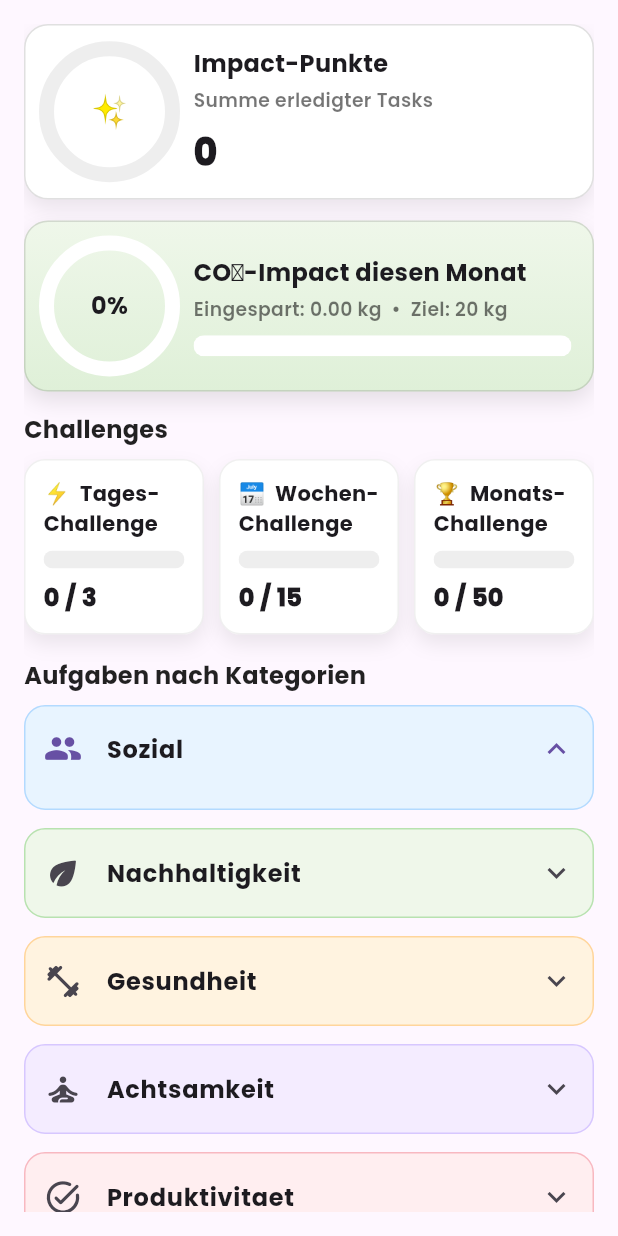
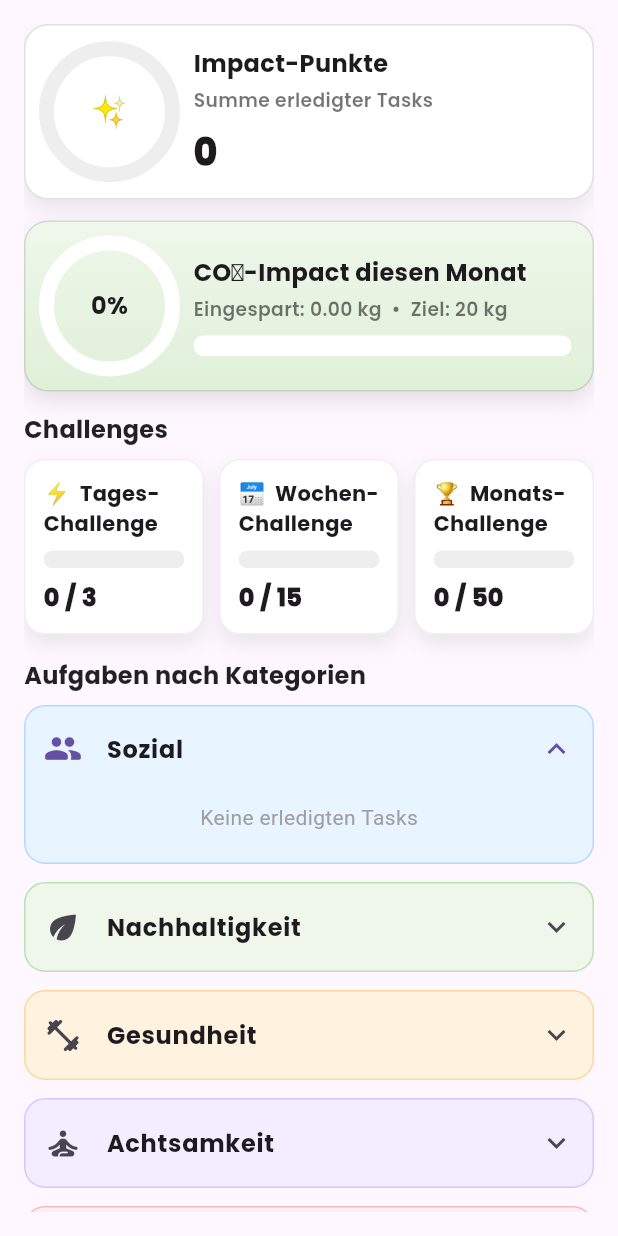
Before and after one commit to WannaChry/Daily-Good, a Flutter app: the ActivityPage widget shown alone on an empty page, opened directly with empty values, after a tap on "Sozial", on a phone screen of 412 x 824 dp. Run offline on Flutter 3.47's test engine with Material 3 defaults, Android fonts, the phone set to English and light mode, and no system bars; our stand-ins replace cloud_firestore, firebase_auth, firebase_core, firebase_storage, flutter_svg, google_fonts and 1 more; accounts and stored records are empty; network calls fail; project files that could hold a hidden picture were left out.

Commit message:
26.09 - erledigten Tasks aus Firestore werden in die App geladen und in Kategorein angezeigt

```diff
--- a/lib/pages/home/home.dart
+++ b/lib/pages/home/home.dart
@@ -107,7 +107,7 @@ class _HomePageState extends State<HomePage> {
           _goalsPage,                               // Tab 1
           ActivityPage(
               totalPoints: _totalPoints,
-            tasks: [],),  // Tab 2
+            tasks: widget.tasks,),  // Tab 2
           const CommunityPage(),                    // Tab 3
           ProfilePage(totalPoints: _totalPoints),   // Tab 4
         ],
--- a/lib/pages/home/services/task_service.dart
+++ b/lib/pages/home/services/task_service.dart
@@ -1,5 +1,6 @@
 // lib/services/task_service.dart
 import 'package:cloud_firestore/cloud_firestore.dart';
+import 'package:collection/collection.dart';
 import 'package:firebase_auth/firebase_auth.dart';
 import 'package:studyproject/pages/models/task.dart';
 
@@ -29,9 +30,9 @@ class TaskService {
 
       await ref.set({
         'id': task.id,
-        //'title': task.title,
-        //'points': task.points,
-        //'co2kg': task.co2kg,
+        'category': task.category,
+        'points': task.points,
+        'co2kg': task.co2kg,
         'completedAt': FieldValue.serverTimestamp(),
       });
 
@@ -56,4 +57,36 @@ class TaskService {
 
     return doc.exists;
   }
+  Future<void> uncompleteTask(Task task) async {
+    final user = _auth.currentUser;
+    if (user == null) return;
+
+    task.isCompleted = false;
+
+    await _firestore
+        .collection('users')
+        .doc(user.uid)
+        .collection('completedTasks')
+        .doc(task.id)
+        .delete();
+  }
+
+  Future<void> loadCompletedTasks(List<Task> allTasks) async {
+    final user = _auth.currentUser;
+    if (user == null) return;
+
+    final snapshot = await _firestore
+        .collection('users')
+        .doc(user.uid)
+        .collection('completedTasks')
+        .get();
+
+    for (var doc in snapshot.docs) {
+      final task = allTasks.firstWhereOrNull((t) => t.id == doc.id);
+      if (task != null) {
+        task.isCompleted = true;
+      }
+    }
+  }
+
 }
--- a/lib/pages/home/tasks/goals_page.dart
+++ b/lib/pages/home/tasks/goals_page.dart
@@ -83,10 +83,13 @@ class GoalsPageState extends State<GoalsPage>
     setState(() {
       if (_completed.contains(i)) {
         _completed.remove(i);
+        task.isCompleted = false; // Task wird wieder unerledigt
       } else {
         _completed.add(i);
+        task.isCompleted = true;  // Task erledigt markieren
       }
     });
+
     final after = _truePoints;
     _animatePoints(before, after);
 
@@ -139,7 +142,7 @@ class GoalsPageState extends State<GoalsPage>
                   onTapDown: (details) => _tapPos = details.globalPosition,
                   onTap: () => _toggleTask(i),
                   child: Card(
-                    color: isDone ? Colors.green[100] : categoryTheme.color, // Farbe nach Kategorie
+                    color: isDone ? Colors.green[300] : categoryTheme.color, // Farbe nach Kategorie
                     shape: RoundedRectangleBorder(
                       side: BorderSide(color: categoryTheme.border, width: 1), // optionaler Border
                       borderRadius: BorderRadius.circular(8),
--- a/lib/pages/second_page/activity_page.dart
+++ b/lib/pages/second_page/activity_page.dart
@@ -1,6 +1,7 @@
 import 'package:flutter/material.dart';
 import 'package:flutter/services.dart';
 import 'package:google_fonts/google_fonts.dart';
+import 'package:studyproject/pages/home/services/task_service.dart';
 
 //models
 import 'package:studyproject/pages/models/task.dart';
@@ -17,7 +18,12 @@ import 'package:studyproject/pages/second_page/subpages/challenge_row.dart';
 import 'package:studyproject/pages/constants/goals.dart';
 
 class ActivityPage extends StatefulWidget {
-  const ActivityPage({super.key, required this.totalPoints, required this.tasks,});
+  const ActivityPage({
+    super.key,
+    required this.totalPoints,
+    required this.tasks,
+  });
+
   final int totalPoints;
   final List<Task> tasks;
 
@@ -26,8 +32,9 @@ class ActivityPage extends StatefulWidget {
 }
 
 class _ActivityPageState extends State<ActivityPage> {
-
-  final List<Task> _tasks = []; // aktuell leer, später kannst du echte Daten laden
+  final List<Task> _tasks =
+      []; // aktuell leer, später kannst du echte Daten laden
+  final TaskService _taskService = TaskService();
 
   // ---------- Helpers ----------
   List<Task> get _completedTasks =>
@@ -39,17 +46,24 @@ class _ActivityPageState extends State<ActivityPage> {
   double get _savedCo2Kg =>
       _completedTasks.fold<double>(0.0, (sum, t) => sum + t.co2kg);
 
+  // Innerhalb von _ActivityPageState
+
   Map<Task_category, List<Task>> get _byCategory {
     final map = <Task_category, List<Task>>{};
-    for (final t in _completedTasks) {
-      map.putIfAbsent(t.category, () => []).add(t);
+    for (final t in widget.tasks.where((t) => t.isCompleted)) {
+      map.putIfAbsent(t.category, () => []);
+      if (!map[t.category]!.any((existing) => existing.id == t.id)) {
+        map[t.category]!.add(t);
+      }
     }
     return map;
   }
 
   // aktuell simple Zählung (später per Datum)
   int get _dailyProgress => _completedTasks.length;
+
   int get _weeklyProgress => _completedTasks.length;
+
   int get _monthlyProgress => _completedTasks.length;
 
   void _toggleTask(Task t) {
@@ -79,6 +93,16 @@ class _ActivityPageState extends State<ActivityPage> {
   void dispose() {
     _suggestCtrl.dispose();
     super.dispose();
+  }
+
+  @override
+  void initState() {
+    super.initState();
+
+    // erledigte Tasks laden und UI aktualisieren
+    _taskService.loadCompletedTasks(widget.tasks).then((_) {
+      setState(() {});
+    });
   }
 
   @override
@@ -129,11 +153,19 @@ class _ActivityPageState extends State<ActivityPage> {
           Text('Aufgaben nach Kategorien', style: textTitle),
           const SizedBox(height: 8),
           ...Task_category.values.map((category) {
-            final theme = CategoryTheme.themes[category] ??
-                const CategoryTheme(color: Colors.white, border: Colors.black12, icon: Icons.category_rounded);
+            final theme =
+                CategoryTheme.themes[category] ??
+                const CategoryTheme(
+                  color: Colors.white,
+                  border: Colors.black12,
+                  icon: Icons.category_rounded,
+                );
+
+            final tasksInCategory = _byCategory[category] ?? [];
+
             return CategorySection(
               name: category.name,
-              tasks: _completedTasks.where((t) => t.category == category).toList(),
+              tasks: tasksInCategory,
               onToggle: _toggleTask,
               theme: theme,
             );
@@ -144,10 +176,7 @@ class _ActivityPageState extends State<ActivityPage> {
           // ---------- Eigene Aufgaben vorschlagen ----------
           Text('Eigene Aufgaben vorschlagen', style: textTitle),
           const SizedBox(height: 8),
-          SuggestCard(
-            controller: _suggestCtrl,
-            onSubmit: _submitSuggestion,
-          ),
+          SuggestCard(controller: _suggestCtrl, onSubmit: _submitSuggestion),
 
           const SizedBox(height: 80),
         ],
--- a/lib/pages/second_page/subpages/category_section.dart
+++ b/lib/pages/second_page/subpages/category_section.dart
@@ -40,11 +40,14 @@ class CategorySection extends StatelessWidget {
             name,
             style: GoogleFonts.poppins(fontWeight: FontWeight.w800, fontSize: 16),
           ),
-          children: [
-            Column(
-              children: tasks.map((t) => TaskRow(task: t, onToggle: onToggle)).toList(),
-            ),
-          ],
+          children: tasks.isEmpty
+              ? [Padding(
+            padding: const EdgeInsets.all(8),
+            child: Text('Keine erledigten Tasks', style: TextStyle(color: Colors.grey)),
+          )]
+              : tasks.map((t) => TaskRow(task: t, onToggle: onToggle)).toList(),
+
+
         ),
       ),
     );
--- a/pubspec.yaml
+++ b/pubspec.yaml
@@ -11,6 +11,7 @@ dependencies:
   flutter:
     sdk: flutter
 
+  collection: ^1.19.0
   cupertino_icons: ^1.0.8
   flutter_svg: ^2.0.0
   google_fonts: ^6.3.0
```
Also changed, not shown: lib/pages/second_page/subpages/task_row.dart (+8 -8 lines), pubspec.lock.
